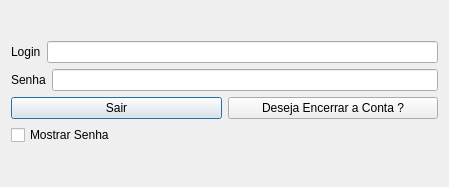
Qt form Projeto/encerrarconta.ui (YagoConstantino/SistemaBancario) before a commit.
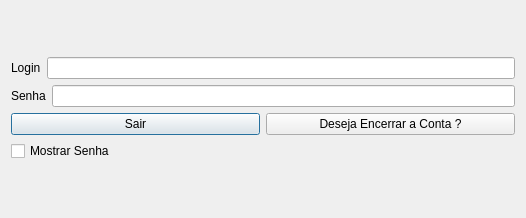
The same form after that commit.

```diff
--- a/Projeto/encerrarconta.ui
+++ b/Projeto/encerrarconta.ui
@@ -6,8 +6,8 @@
    <rect>
     <x>0</x>
     <y>0</y>
-    <width>449</width>
-    <height>187</height>
+    <width>526</width>
+    <height>218</height>
    </rect>
   </property>
   <property name="windowTitle">
```
